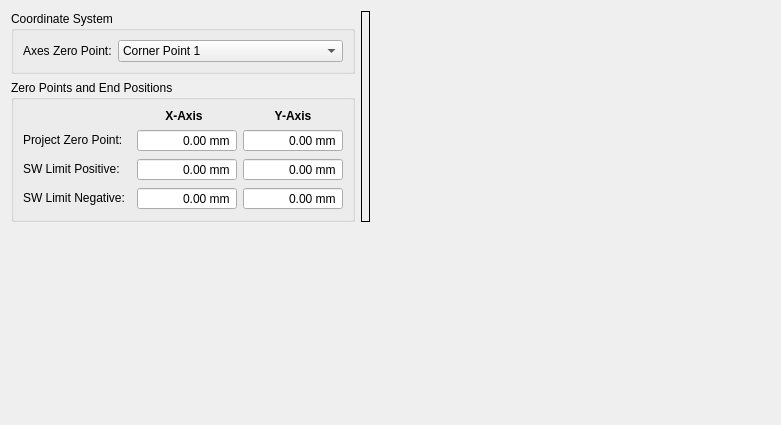
Above: source/wnd/h2measurement.ui from ww4u/mct-t4 before the change. Below: the same form after it.
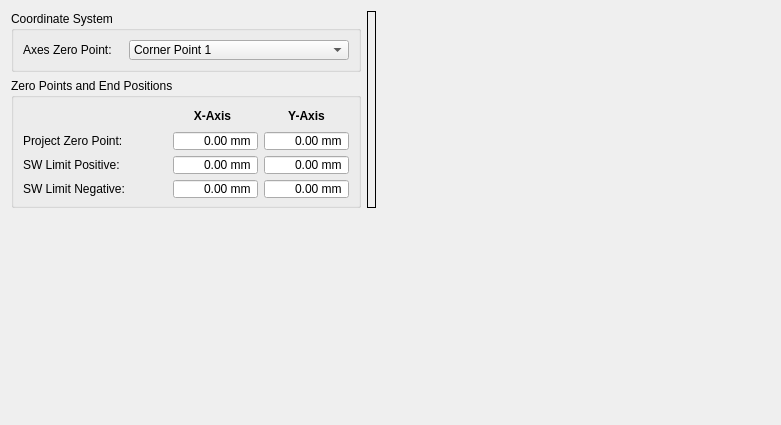
That is the form after the change. Icons and pictures are not drawn.

The edit to the form file:
```diff
--- a/source/wnd/h2measurement.ui
+++ b/source/wnd/h2measurement.ui
@@ -17,19 +17,6 @@
    <set>Qt::ImhFormattedNumbersOnly</set>
   </property>
   <layout class="QGridLayout" name="gridLayout_3">
-   <item row="0" column="2">
-    <spacer name="horizontalSpacer">
-     <property name="orientation">
-      <enum>Qt::Horizontal</enum>
-     </property>
-     <property name="sizeHint" stdset="0">
-      <size>
-       <width>327</width>
-       <height>20</height>
-      </size>
-     </property>
-    </spacer>
-   </item>
    <item row="0" column="1" rowspan="2">
     <widget class="QLabel" name="label_picture">
      <property name="frameShape">
@@ -64,6 +51,18 @@
        <verstretch>0</verstretch>
       </sizepolicy>
      </property>
+     <property name="minimumSize">
+      <size>
+       <width>310</width>
+       <height>0</height>
+      </size>
+     </property>
+     <property name="maximumSize">
+      <size>
+       <width>350</width>
+       <height>16777215</height>
+      </size>
+     </property>
      <property name="title">
       <string>Coordinate System</string>
      </property>
@@ -76,6 +75,12 @@
           <verstretch>0</verstretch>
          </sizepolicy>
         </property>
+        <property name="minimumSize">
+         <size>
+          <width>100</width>
+          <height>20</height>
+         </size>
+        </property>
         <property name="text">
          <string>Axes Zero Point:</string>
         </property>
@@ -83,6 +88,12 @@
       </item>
       <item row="0" column="1">
        <widget class="QComboBox" name="comboBox_AxesZeroPoint">
+        <property name="minimumSize">
+         <size>
+          <width>0</width>
+          <height>20</height>
+         </size>
+        </property>
         <property name="focusPolicy">
          <enum>Qt::ClickFocus</enum>
         </property>
@@ -116,6 +127,18 @@
    </item>
    <item row="1" column="0">
     <widget class="QGroupBox" name="groupBox_Zero_End_point">
+     <property name="minimumSize">
+      <size>
+       <width>310</width>
+       <height>130</height>
+      </size>
+     </property>
+     <property name="maximumSize">
+      <size>
+       <width>350</width>
+       <height>16777215</height>
+      </size>
+     </property>
      <property name="title">
       <string>Zero Points and End Positions</string>
      </property>
@@ -123,11 +146,17 @@
       <item row="4" column="0">
        <widget class="QLabel" name="label_7">
         <property name="sizePolicy">
-         <sizepolicy hsizetype="Fixed" vsizetype="Fixed">
+         <sizepolicy hsizetype="Preferred" vsizetype="Preferred">
           <horstretch>0</horstretch>
           <verstretch>0</verstretch>
          </sizepolicy>
         </property>
+        <property name="minimumSize">
+         <size>
+          <width>120</width>
+          <height>20</height>
+         </size>
+        </property>
         <property name="text">
          <string>SW Limit Positive:</string>
         </property>
@@ -136,20 +165,20 @@
       <item row="4" column="3">
        <widget class="QDoubleSpinBox" name="doubleSpinBox_swlp_Y">
         <property name="sizePolicy">
-         <sizepolicy hsizetype="Fixed" vsizetype="Fixed">
+         <sizepolicy hsizetype="Preferred" vsizetype="Preferred">
           <horstretch>0</horstretch>
           <verstretch>0</verstretch>
          </sizepolicy>
         </property>
         <property name="minimumSize">
          <size>
-          <width>100</width>
-          <height>0</height>
+          <width>80</width>
+          <height>20</height>
          </size>
         </property>
         <property name="maximumSize">
          <size>
-          <width>100</width>
+          <width>120</width>
           <height>16777215</height>
          </size>
         </property>
@@ -188,20 +217,20 @@
       <item row="5" column="2">
        <widget class="QDoubleSpinBox" name="doubleSpinBox_swln_X">
         <property name="sizePolicy">
-         <sizepolicy hsizetype="Fixed" vsizetype="Fixed">
+         <sizepolicy hsizetype="Preferred" vsizetype="Preferred">
           <horstretch>0</horstretch>
           <verstretch>0</verstretch>
          </sizepolicy>
         </property>
         <property name="minimumSize">
          <size>
-          <width>100</width>
-          <height>0</height>
+          <width>80</width>
+          <height>20</height>
          </size>
         </property>
         <property name="maximumSize">
          <size>
-          <width>100</width>
+          <width>120</width>
           <height>16777215</height>
          </size>
         </property>
@@ -240,20 +269,20 @@
       <item row="2" column="2">
        <widget class="QDoubleSpinBox" name="doubleSpinBox_pzpX">
         <property name="sizePolicy">
-         <sizepolicy hsizetype="Fixed" vsizetype="Fixed">
+         <sizepolicy hsizetype="Preferred" vsizetype="Preferred">
           <horstretch>0</horstretch>
           <verstretch>0</verstretch>
          </sizepolicy>
         </property>
         <property name="minimumSize">
          <size>
-          <width>100</width>
-          <height>0</height>
+          <width>80</width>
+          <height>20</height>
          </size>
         </property>
         <property name="maximumSize">
          <size>
-          <width>100</width>
+          <width>120</width>
           <height>16777215</height>
          </size>
         </property>
@@ -295,20 +324,20 @@
       <item row="2" column="3">
        <widget class="QDoubleSpinBox" name="doubleSpinBox_pzpY">
         <property name="sizePolicy">
-         <sizepolicy hsizetype="Fixed" vsizetype="Fixed">
+         <sizepolicy hsizetype="Preferred" vsizetype="Preferred">
           <horstretch>0</horstretch>
           <verstretch>0</verstretch>
          </sizepolicy>
         </property>
         <property name="minimumSize">
          <size>
-          <width>100</width>
-          <height>0</height>
+          <width>80</width>
+          <height>20</height>
          </size>
         </property>
         <property name="maximumSize">
          <size>
-          <width>100</width>
+          <width>120</width>
           <height>16777215</height>
          </size>
         </property>
@@ -346,6 +375,12 @@
       </item>
       <item row="0" column="1" colspan="2">
        <widget class="QLabel" name="label_9">
+        <property name="minimumSize">
+         <size>
+          <width>80</width>
+          <height>16</height>
+         </size>
+        </property>
         <property name="font">
          <font>
           <weight>75</weight>
@@ -363,11 +398,17 @@
       <item row="2" column="0" colspan="2">
        <widget class="QLabel" name="label_6">
         <property name="sizePolicy">
-         <sizepolicy hsizetype="Fixed" vsizetype="Fixed">
+         <sizepolicy hsizetype="Preferred" vsizetype="Preferred">
           <horstretch>0</horstretch>
           <verstretch>0</verstretch>
          </sizepolicy>
         </property>
+        <property name="minimumSize">
+         <size>
+          <width>120</width>
+          <height>20</height>
+         </size>
+        </property>
         <property name="text">
          <string>Project Zero Point:</string>
         </property>
@@ -376,11 +417,17 @@
       <item row="5" column="0">
        <widget class="QLabel" name="label_8">
         <property name="sizePolicy">
-         <sizepolicy hsizetype="Fixed" vsizetype="Fixed">
+         <sizepolicy hsizetype="Preferred" vsizetype="Preferred">
           <horstretch>0</horstretch>
           <verstretch>0</verstretch>
          </sizepolicy>
         </property>
+        <property name="minimumSize">
+         <size>
+          <width>120</width>
+          <height>20</height>
+         </size>
+        </property>
         <property name="text">
          <string>SW Limit Negative:</string>
         </property>
@@ -389,20 +436,20 @@
       <item row="4" column="2">
        <widget class="QDoubleSpinBox" name="doubleSpinBox_swlp_X">
         <property name="sizePolicy">
-         <sizepolicy hsizetype="Fixed" vsizetype="Fixed">
+         <sizepolicy hsizetype="Preferred" vsizetype="Preferred">
           <horstretch>0</horstretch>
           <verstretch>0</verstretch>
          </sizepolicy>
         </property>
         <property name="minimumSize">
          <size>
-          <width>100</width>
-          <height>0</height>
+          <width>80</width>
+          <height>20</height>
          </size>
         </property>
         <property name="maximumSize">
          <size>
-          <width>100</width>
+          <width>120</width>
           <height>16777215</height>
          </size>
         </property>
@@ -440,6 +487,12 @@
       </item>
       <item row="0" column="3">
        <widget class="QLabel" name="label_10">
+        <property name="minimumSize">
+         <size>
+          <width>80</width>
+          <height>16</height>
+         </size>
+        </property>
         <property name="font">
          <font>
           <weight>75</weight>
@@ -457,20 +510,20 @@
       <item row="5" column="3">
        <widget class="QDoubleSpinBox" name="doubleSpinBox_swln_Y">
         <property name="sizePolicy">
-         <sizepolicy hsizetype="Fixed" vsizetype="Fixed">
+         <sizepolicy hsizetype="Preferred" vsizetype="Preferred">
           <horstretch>0</horstretch>
           <verstretch>0</verstretch>
          </sizepolicy>
         </property>
         <property name="minimumSize">
          <size>
-          <width>100</width>
-          <height>0</height>
+          <width>80</width>
+          <height>20</height>
          </size>
         </property>
         <property name="maximumSize">
          <size>
-          <width>100</width>
+          <width>120</width>
           <height>16777215</height>
          </size>
         </property>
@@ -506,9 +559,35 @@
         </property>
        </widget>
       </item>
+      <item row="0" column="0">
+       <spacer name="horizontalSpacer_2">
+        <property name="orientation">
+         <enum>Qt::Horizontal</enum>
+        </property>
+        <property name="sizeHint" stdset="0">
+         <size>
+          <width>40</width>
+          <height>20</height>
+         </size>
+        </property>
+       </spacer>
+      </item>
      </layout>
     </widget>
    </item>
+   <item row="0" column="2" rowspan="2">
+    <spacer name="horizontalSpacer">
+     <property name="orientation">
+      <enum>Qt::Horizontal</enum>
+     </property>
+     <property name="sizeHint" stdset="0">
+      <size>
+       <width>327</width>
+       <height>20</height>
+      </size>
+     </property>
+    </spacer>
+   </item>
   </layout>
  </widget>
  <resources>
```
Left out of the diff: 12 changed lines with no effect on the pictures.
